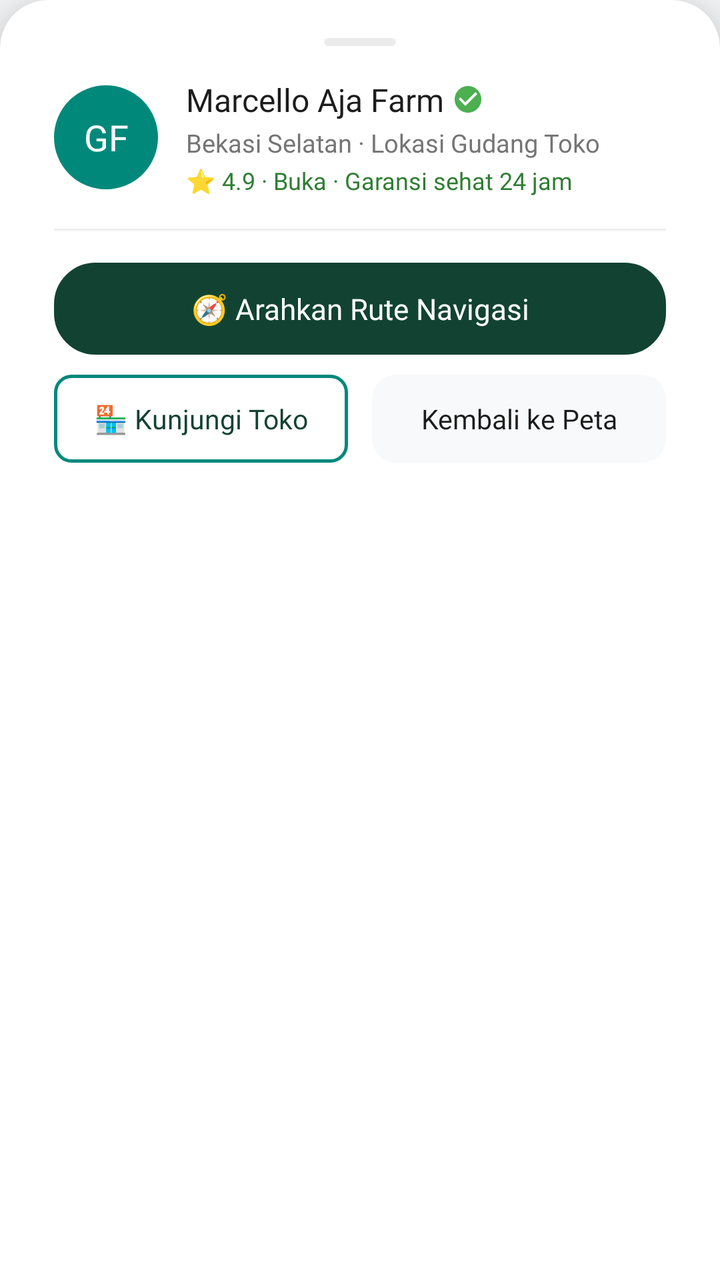
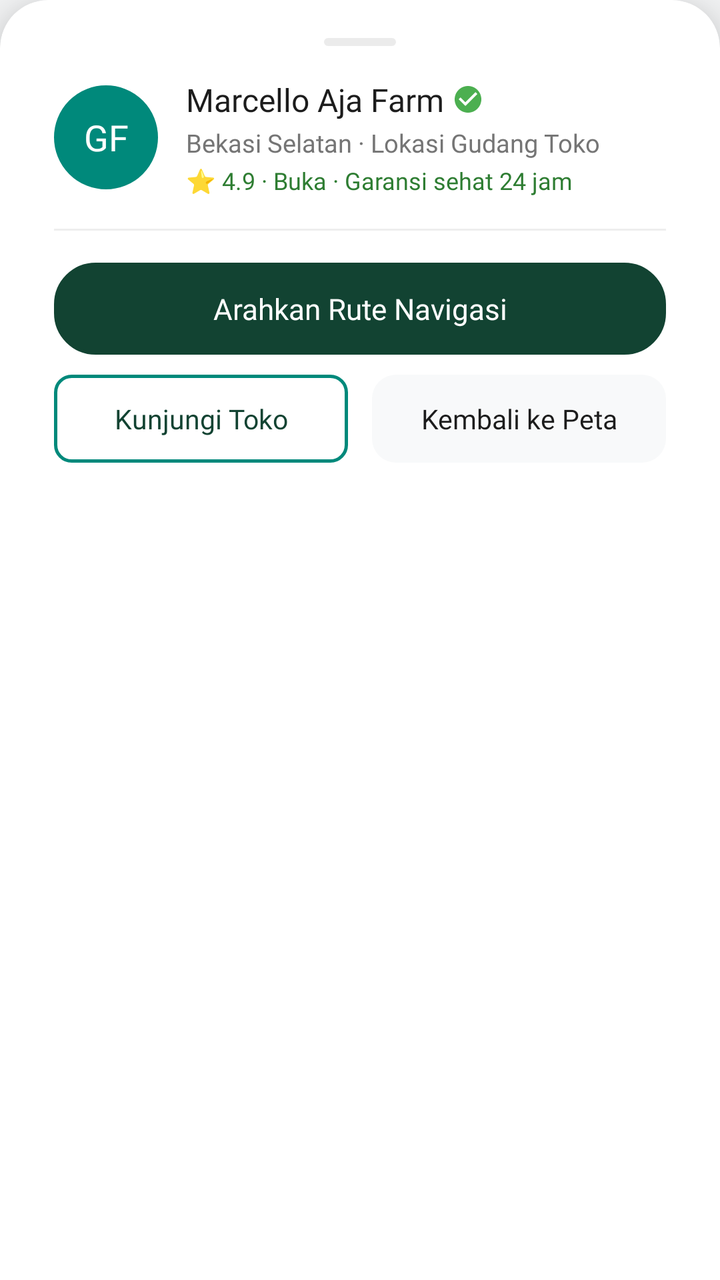

Compare the two renders of this Android layout. The source of the first and the diff that turns it into the second are given below.
<!-- AndroidManifest.xml: application theme Theme.GuppyMarketIDN -->
<!-- res/layout/dialog_farm_marker_detail.xml -->
<?xml version="1.0" encoding="utf-8"?>
<com.google.android.material.card.MaterialCardView
    xmlns:android="http://schemas.android.com/apk/res/android"
    xmlns:app="http://schemas.android.com/apk/res-auto"
    android:layout_width="match_parent"
    android:layout_height="wrap_content"
    app:shapeAppearanceOverlay="@style/TopRoundedCardStyle"
    app:cardElevation="16dp"
    app:cardBackgroundColor="@color/white"
    app:strokeWidth="0dp">

    <LinearLayout
        android:layout_width="match_parent"
        android:layout_height="wrap_content"
        android:orientation="vertical"
        android:paddingHorizontal="20dp"
        android:paddingTop="12dp"
        android:paddingBottom="24dp">

        
        <View
            android:layout_width="36dp"
            android:layout_height="4dp"
            android:layout_gravity="center_horizontal"
            android:background="@drawable/bg_chip_outline"
            android:backgroundTint="@color/guppy_stroke"/>

        
        <LinearLayout
            android:layout_width="match_parent"
            android:layout_height="wrap_content"
            android:layout_marginTop="16dp"
            android:gravity="center_vertical"
            android:orientation="horizontal">

            <TextView
                android:id="@+id/tvDialogFarmInitials"
                android:layout_width="52dp"
                android:layout_height="52dp"
                android:background="@drawable/bg_circle_image"
                android:backgroundTint="@color/guppy_primary"
                android:text="GF"
                android:textColor="@color/white"
                android:gravity="center"
                android:fontFamily="@font/inter_bold"
                android:textSize="18sp"/>

            <LinearLayout
                android:layout_width="0dp"
                android:layout_weight="1"
                android:layout_height="wrap_content"
                android:layout_marginStart="14dp"
                android:orientation="vertical">

                <LinearLayout
                    android:layout_width="wrap_content"
                    android:layout_height="wrap_content"
                    android:gravity="center_vertical"
                    android:orientation="horizontal">

                    <TextView
                        android:id="@+id/tvDialogFarmName"
                        android:layout_width="wrap_content"
                        android:layout_height="wrap_content"
                        android:text="Marcello Aja Farm"
                        android:textColor="@color/guppy_text_black"
                        android:fontFamily="@font/inter_bold"
                        android:textSize="16sp"/>

                    <ImageView
                        android:layout_width="16dp"
                        android:layout_height="16dp"
                        android:layout_marginStart="4dp"
                        android:src="@drawable/ic_verified_badge"/>
                </LinearLayout>

                <TextView
                    android:id="@+id/tvDialogFarmLocation"
                    android:layout_width="wrap_content"
                    android:layout_height="wrap_content"
                    android:layout_marginTop="2dp"
                    android:text="Bekasi Selatan · Lokasi Gudang Toko"
                    android:textColor="@color/guppy_text_gray"
                    android:fontFamily="@font/inter_regular"
                    android:textSize="12.5sp"/>

                <TextView
                    android:id="@+id/tvDialogFarmSubtext"
                    android:layout_width="wrap_content"
                    android:layout_height="wrap_content"
                    android:layout_marginTop="2dp"
                    android:text="⭐ 4.9 · Buka · Garansi sehat 24 jam"
                    android:textColor="#2E7D32"
                    android:fontFamily="@font/inter_medium"
                    android:textSize="12sp"/>
            </LinearLayout>
        </LinearLayout>

        <View android:layout_width="match_parent" android:layout_height="1dp" android:layout_marginVertical="16dp" android:background="#EEEEEE"/>

        
        <LinearLayout
            android:layout_width="match_parent"
            android:layout_height="wrap_content"
            android:orientation="vertical">

            
            <TextView
                android:id="@+id/btnDialogNavigate"
                android:layout_width="match_parent"
                android:layout_height="46dp"
                android:background="@drawable/bg_chip_selected"
                android:backgroundTint="#124332"
                android:text="🧭 Arahkan Rute Navigasi"
                android:textColor="@color/white"
                android:fontFamily="@font/inter_bold"
                android:textSize="14.5sp"
                android:gravity="center"
                android:clickable="true"
                android:focusable="true"/>

            
            <LinearLayout
                android:layout_width="match_parent"
                android:layout_height="wrap_content"
                android:layout_marginTop="10dp"
                android:orientation="horizontal">

                <TextView
                    android:id="@+id/btnDialogVisitStore"
                    android:layout_width="0dp"
                    android:layout_weight="1"
                    android:layout_height="44dp"
                    android:background="@drawable/bg_btn_outline"
                    android:text="🏪 Kunjungi Toko"
                    android:textColor="#124332"
                    android:fontFamily="@font/inter_bold"
                    android:textSize="13.5sp"
                    android:gravity="center"
                    android:layout_marginEnd="6dp"
                    android:clickable="true"
                    android:focusable="true"/>

                <TextView
                    android:id="@+id/btnDialogClose"
                    android:layout_width="0dp"
                    android:layout_weight="1"
                    android:layout_height="44dp"
                    android:background="@drawable/bg_btn_solid_gray"
                    android:text="Kembali ke Peta"
                    android:textColor="@color/guppy_text_black"
                    android:fontFamily="@font/inter_bold"
                    android:textSize="13.5sp"
                    android:gravity="center"
                    android:layout_marginStart="6dp"
                    android:clickable="true"
                    android:focusable="true"/>
            </LinearLayout>
        </LinearLayout>

    </LinearLayout>
</com.google.android.material.card.MaterialCardView>
<!-- resources referenced by this layout -->
<resources>
  <color name="guppy_primary">#00897B</color>
  <color name="guppy_stroke">#EBEBEB</color>
  <color name="guppy_text_black">#1C1C1C</color>
  <color name="guppy_text_gray">#757575</color>
  <color name="white">#FFFFFFFF</color>
  <!-- drawable bg_btn_outline (drawable) -->
  <?xml version="1.0" encoding="utf-8"?>
  <shape xmlns:android="http://schemas.android.com/apk/res/android">
      <solid android:color="@color/white" />
      <stroke android:width="1.5dp" android:color="@color/guppy_primary" />
      <corners android:radius="8dp" />
  </shape>
  <!-- drawable bg_btn_solid_gray (drawable) -->
  <?xml version="1.0" encoding="utf-8"?>
  <shape xmlns:android="http://schemas.android.com/apk/res/android">
      <solid android:color="#F8F9FA" />
      <corners android:radius="12dp" />
  </shape>
  <!-- drawable bg_chip_outline (drawable) -->
  <?xml version="1.0" encoding="utf-8"?>
  <shape xmlns:android="http://schemas.android.com/apk/res/android">
      <solid android:color="@color/white" />
      <stroke android:width="1dp" android:color="@color/guppy_stroke" />
      <corners android:radius="20dp" />
  </shape>
  <!-- drawable bg_chip_selected (drawable) -->
  <?xml version="1.0" encoding="utf-8"?>
  <shape xmlns:android="http://schemas.android.com/apk/res/android">
      <solid android:color="#E0F2F1" />
      <stroke
          android:width="1.5dp"
          android:color="@color/guppy_primary" />
      <corners android:radius="20dp" />
  </shape>
  <!-- drawable bg_circle_image (drawable) -->
  <?xml version="1.0" encoding="utf-8"?>
  <shape xmlns:android="http://schemas.android.com/apk/res/android" android:shape="oval">
      <solid android:color="@color/guppy_stroke" />
      <stroke android:width="2dp" android:color="@color/guppy_primary" />
  </shape>
  <!-- drawable ic_verified_badge (drawable) -->
  <vector xmlns:android="http://schemas.android.com/apk/res/android"
      android:width="16dp"
      android:height="16dp"
      android:viewportWidth="24"
      android:viewportHeight="24">
    <path
        android:fillColor="#4CAF50"
        android:pathData="M12,2C6.48,2 2,6.48 2,12s4.48,10 10,10 10,-4.48 10,-10S17.52,2 12,2zM10,17l-5,-5 1.41,-1.41L10,14.17l7.59,-7.59L19,8l-9,9z"/>
  </vector>
  <style name="TopRoundedCardStyle">
          <item name="cornerSizeTopLeft">24dp</item>
          <item name="cornerSizeTopRight">24dp</item>
          <item name="cornerSizeBottomLeft">0dp</item>
          <item name="cornerSizeBottomRight">0dp</item>
      </style>
  <style name="Theme.GuppyMarketIDN" parent="Base.Theme.GuppyMarketIDN" />
  <style name="Base.Theme.GuppyMarketIDN" parent="Theme.Material3.Light.NoActionBar">
          <item name="colorPrimary">@color/guppy_primary</item>
          <item name="colorOnPrimary">@color/white</item>
          <item name="android:textColorPrimary">@color/guppy_text_black</item>
          <item name="android:textColorSecondary">@color/guppy_text_gray</item>
          <item name="android:windowBackground">@color/guppy_background</item>
      </style>
  <color name="guppy_background">#F8F9FA</color>
</resources>

<!-- the commit's change to res/layout/dialog_farm_marker_detail.xml (unified diff, before → after) -->
@@ -111,7 +111,7 @@
                 android:layout_height="46dp"
                 android:background="@drawable/bg_chip_selected"
                 android:backgroundTint="#124332"
-                android:text="🧭 Arahkan Rute Navigasi"
+                android:text="Arahkan Rute Navigasi"
                 android:textColor="@color/white"
                 android:fontFamily="@font/inter_bold"
                 android:textSize="14.5sp"
@@ -132,7 +132,7 @@
                     android:layout_weight="1"
                     android:layout_height="44dp"
                     android:background="@drawable/bg_btn_outline"
-                    android:text="🏪 Kunjungi Toko"
+                    android:text="Kunjungi Toko"
                     android:textColor="#124332"
                     android:fontFamily="@font/inter_bold"
                     android:textSize="13.5sp"
